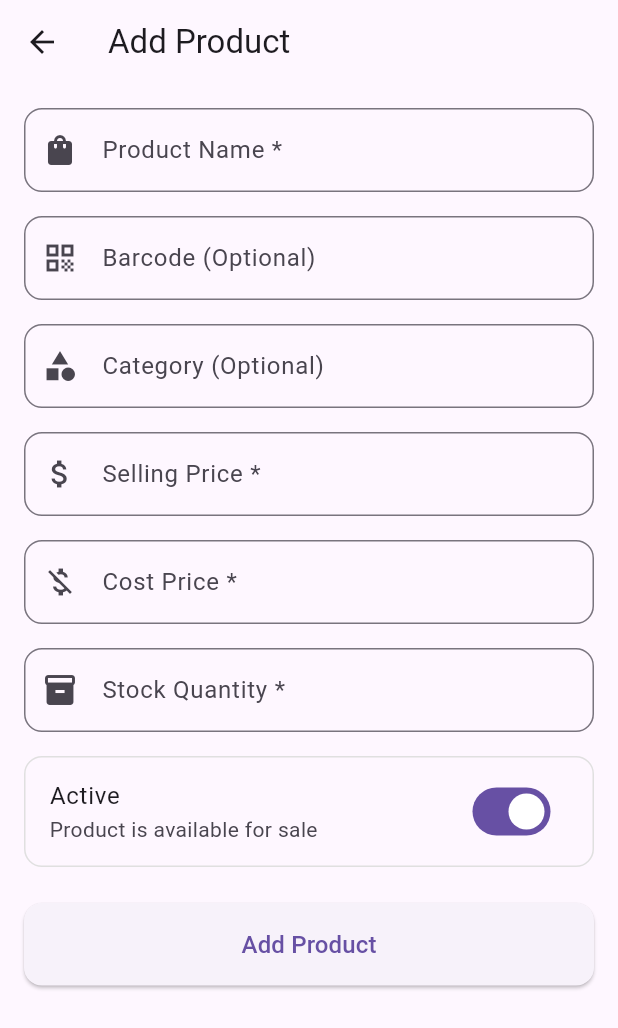
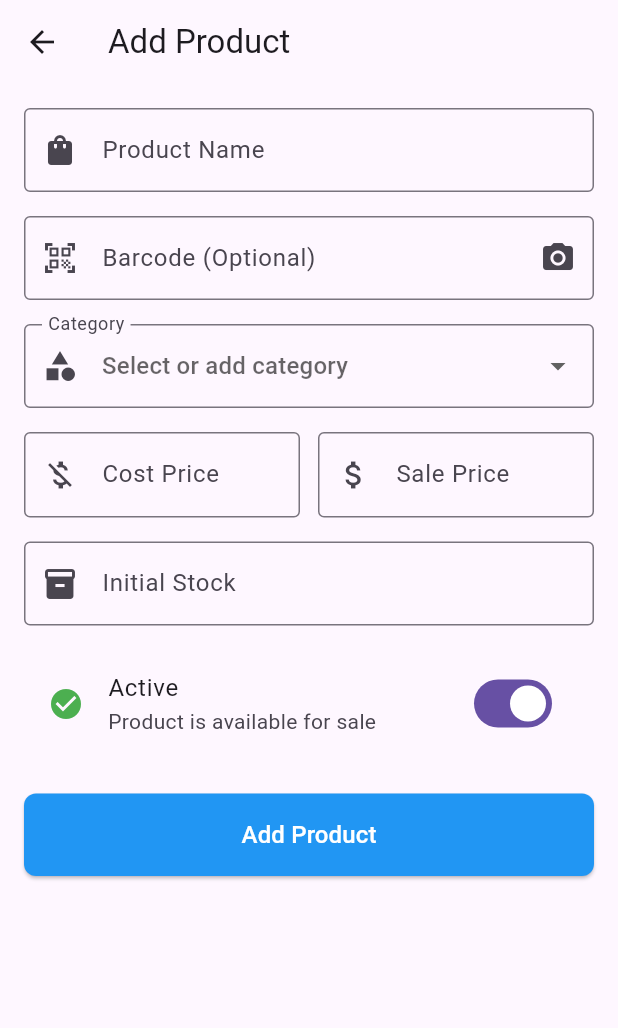
Before and after one commit to roy601/paypoint_mobile, a Flutter app: the AddProductScreen screen opened directly, on a phone screen of 412 x 824 dp. Shown: the top 1028 px of the screen. Run offline on Flutter 3.47's test engine with Material 3 defaults, Android fonts, the phone set to English and light mode, and no system bars; our stand-ins replace connectivity_plus, pdf, printing, share_plus, shared_preferences, sqflite and 1 more; accounts and stored records are empty.

Commit message:
fix: fixed saveproduct in add_product_screen.dart

```diff
--- a/lib/screens/add_product_screen.dart
+++ b/lib/screens/add_product_screen.dart
@@ -1,5 +1,4 @@
 import 'package:flutter/material.dart';
-import 'package:flutter/services.dart';
 import 'package:provider/provider.dart';
 import 'package:uuid/uuid.dart';
 import '../providers/product_provider.dart';
@@ -24,20 +23,103 @@ class _AddProductScreenState extends State<AddProductScreen> {
   final _stockController = TextEditingController();
   final _categoryController = TextEditingController();
 
+  String? _selectedCategory;
   bool _isActive = true;
   bool _isLoading = false;
+
+  // Default categories
+  final List<String> _defaultCategories = [
+    'Electronics',
+    'Clothing',
+    'Food & Beverages',
+    'Home & Garden',
+    'Sports',
+    'Books',
+    'Toys',
+    'Health & Beauty',
+    'Automotive',
+    'Other',
+  ];
+
+  List<String> _customCategories = [];
+  List<String> get _allCategories => [..._defaultCategories, ..._customCategories];
+
+  bool get isEditing => widget.product != null;
 
   @override
   void initState() {
     super.initState();
-    if (widget.product != null) {
+    _loadCustomCategories();
+
+    if (isEditing) {
       _nameController.text = widget.product!.name;
       _barcodeController.text = widget.product!.barcode ?? '';
       _priceController.text = widget.product!.price.toString();
       _costController.text = widget.product!.cost.toString();
       _stockController.text = widget.product!.stock.toString();
-      _categoryController.text = widget.product!.category ?? '';
+      _selectedCategory = widget.product!.category;
       _isActive = widget.product!.isActive;
+    }
+  }
+
+  Future<void> _loadCustomCategories() async {
+    final productProvider = Provider.of<ProductProvider>(context, listen: false);
+    final products = productProvider.products;
+
+    // Get unique categories from existing products
+    final categories = products
+        .where((p) => p.category != null && p.category!.isNotEmpty)
+        .map((p) => p.category!)
+        .toSet()
+        .where((cat) => !_defaultCategories.contains(cat))
+        .toList();
+
+    setState(() {
+      _customCategories = categories;
+    });
+  }
+
+  Future<void> _showAddCategoryDialog() async {
+    final controller = TextEditingController();
+
+    final result = await showDialog<String>(
+      context: context,
+      builder: (context) => AlertDialog(
+        title: const Text('Add New Category'),
+        content: TextField(
+          controller: controller,
+          decoration: const InputDecoration(
+            labelText: 'Category Name',
+            hintText: 'e.g., Furniture',
+            border: OutlineInputBorder(),
+          ),
+          textCapitalization: TextCapitalization.words,
+          autofocus: true,
+        ),
+        actions: [
+          TextButton(
+            onPressed: () => Navigator.pop(context),
+            child: const Text('Cancel'),
+          ),
+          ElevatedButton(
+            onPressed: () {
+              if (controller.text.trim().isNotEmpty) {
+                Navigator.pop(context, controller.text.trim());
+              }
+            },
+            child: const Text('Add'),
+          ),
+        ],
+      ),
+    );
+
+    if (result != null && result.isNotEmpty) {
+      setState(() {
+        if (!_allCategories.contains(result)) {
+          _customCategories.add(result);
+        }
+        _selectedCategory = result;
+      });
     }
   }
 
@@ -66,41 +148,32 @@ class _AddProductScreenState extends State<AddProductScreen> {
       final authProvider = Provider.of<AuthProvider>(context, listen: false);
 
       final product = Product(
-        id: widget.product?.id ?? const Uuid().v4(),
+        id: isEditing ? widget.product!.id : const Uuid().v4(),
         name: _nameController.text.trim(),
-        barcode: _barcodeController.text.trim().isEmpty
-            ? null
-            : _barcodeController.text.trim(),
+        barcode: _barcodeController.text.trim().isEmpty ? null : _barcodeController.text.trim(),
         price: double.parse(_priceController.text),
         cost: double.parse(_costController.text),
         stock: int.parse(_stockController.text),
-        category: _categoryController.text.trim().isEmpty
-            ? null
-            : _categoryController.text.trim(),
+        category: _selectedCategory,
+        imageUrl: null,
         isActive: _isActive,
-        createdAt: widget.product?.createdAt ?? DateTime.now(),
+        createdAt: isEditing ? widget.product!.createdAt : DateTime.now(),
       );
 
-      productProvider.setOrganizationId(authProvider.organizationId);
-
-      if (widget.product != null) {
+      if (isEditing) {
         await productProvider.updateProduct(product);
       } else {
         await productProvider.addProduct(product);
       }
 
       if (mounted) {
+        Navigator.pop(context, true);
         ScaffoldMessenger.of(context).showSnackBar(
           SnackBar(
-            content: Text(
-              widget.product != null
-                  ? 'Product updated successfully'
-                  : 'Product added successfully',
-            ),
+            content: Text(isEditing ? 'Product updated successfully' : 'Product added successfully'),
             backgroundColor: Colors.green,
           ),
         );
-        Navigator.pop(context, true);
       }
     } catch (e) {
       if (mounted) {
@@ -122,27 +195,25 @@ class _AddProductScreenState extends State<AddProductScreen> {
   Widget build(BuildContext context) {
     return Scaffold(
       appBar: AppBar(
-        title: Text(widget.product != null ? 'Edit Product' : 'Add Product'),
+        title: Text(isEditing ? 'Edit Product' : 'Add Product'),
       ),
-      body: SingleChildScrollView(
-        padding: const EdgeInsets.all(16.0),
-        child: Form(
+      body: Form(
         key: _formKey,
-          child: Column(
-            crossAxisAlignment: CrossAxisAlignment.stretch,
+        child: ListView(
+          padding: const EdgeInsets.all(16),
           children: [
             // Product Name
             TextFormField(
               controller: _nameController,
-                decoration: InputDecoration(
-                  labelText: 'Product Name *',
-                  prefixIcon: const Icon(Icons.shopping_bag),
-                  border: OutlineInputBorder(
-                    borderRadius: BorderRadius.circular(12),
+              decoration: const InputDecoration(
+                labelText: 'Product Name',
+                hintText: 'e.g., Samsung Galaxy S24',
+                prefixIcon: Icon(Icons.shopping_bag),
+                border: OutlineInputBorder(),
               ),
-                ),
+              textCapitalization: TextCapitalization.words,
               validator: (value) {
-                  if (value == null || value.isEmpty) {
+                if (value == null || value.trim().isEmpty) {
                   return 'Please enter product name';
                 }
                 return null;
@@ -155,95 +226,132 @@ class _AddProductScreenState extends State<AddProductScreen> {
               controller: _barcodeController,
               decoration: InputDecoration(
                 labelText: 'Barcode (Optional)',
-                  prefixIcon: const Icon(Icons.qr_code),
-                  border: OutlineInputBorder(
-                    borderRadius: BorderRadius.circular(12),
+                hintText: 'Scan or enter barcode',
+                prefixIcon: const Icon(Icons.qr_code_scanner),
+                border: const OutlineInputBorder(),
+                suffixIcon: IconButton(
+                  icon: const Icon(Icons.camera_alt),
+                  onPressed: () {
+                    // TODO: Open barcode scanner
+                    ScaffoldMessenger.of(context).showSnackBar(
+                      const SnackBar(content: Text('Barcode scanner coming soon!')),
+                    );
+                  },
                 ),
               ),
+              keyboardType: TextInputType.number,
             ),
             const SizedBox(height: 16),
 
-              // Category
-              TextFormField(
-                controller: _categoryController,
-                decoration: InputDecoration(
-                  labelText: 'Category (Optional)',
-                  prefixIcon: const Icon(Icons.category),
-                  border: OutlineInputBorder(
-                    borderRadius: BorderRadius.circular(12),
+            // Category Dropdown with Add Option
+            DropdownButtonFormField<String>(
+              value: _selectedCategory,
+              decoration: const InputDecoration(
+                labelText: 'Category',
+                prefixIcon: Icon(Icons.category),
+                border: OutlineInputBorder(),
+              ),
+              hint: const Text('Select or add category'),
+              items: [
+                ..._allCategories.map((category) {
+                  return DropdownMenuItem(
+                    value: category,
+                    child: Text(category),
+                  );
+                }),
+                const DropdownMenuItem(
+                  value: '__add_new__',
+                  child: Row(
+                    children: [
+                      Icon(Icons.add_circle, color: Colors.blue, size: 20),
+                      SizedBox(width: 8),
+                      Text(
+                        'Add New Category',
+                        style: TextStyle(
+                          color: Colors.blue,
+                          fontWeight: FontWeight.bold,
                         ),
                       ),
+                    ],
+                  ),
+                ),
+              ],
+              onChanged: (value) {
+                if (value == '__add_new__') {
+                  _showAddCategoryDialog();
+                } else {
+                  setState(() {
+                    _selectedCategory = value;
+                  });
+                }
+              },
             ),
             const SizedBox(height: 16),
 
-              // Price
-              TextFormField(
-                controller: _priceController,
+            // Price and Cost
+            Row(
+              children: [
+                Expanded(
+                  child: TextFormField(
+                    controller: _costController,
+                    decoration: const InputDecoration(
+                      labelText: 'Cost Price',
+                      hintText: '0.00',
+                      prefixIcon: Icon(Icons.money_off),
+                      prefixText: '৳ ',
+                      border: OutlineInputBorder(),
+                    ),
                     keyboardType: TextInputType.number,
-                inputFormatters: [
-                  FilteringTextInputFormatter.allow(RegExp(r'^\d+\.?\d{0,2}')),
-                ],
-                decoration: InputDecoration(
-                  labelText: 'Selling Price *',
-                  prefixIcon: const Icon(Icons.attach_money),
-                  border: OutlineInputBorder(
-                    borderRadius: BorderRadius.circular(12),
-                  ),
-                ),
                     validator: (value) {
-                  if (value == null || value.isEmpty) {
-                    return 'Please enter selling price';
+                      if (value == null || value.trim().isEmpty) {
+                        return 'Required';
                       }
                       if (double.tryParse(value) == null) {
-                    return 'Please enter a valid number';
+                        return 'Invalid';
                       }
                       return null;
                     },
                   ),
-              const SizedBox(height: 16),
-
-              // Cost
-              TextFormField(
-                controller: _costController,
+                ),
+                const SizedBox(width: 12),
+                Expanded(
+                  child: TextFormField(
+                    controller: _priceController,
+                    decoration: const InputDecoration(
+                      labelText: 'Sale Price',
+                      hintText: '0.00',
+                      prefixIcon: Icon(Icons.attach_money),
+                      prefixText: '৳ ',
+                      border: OutlineInputBorder(),
+                    ),
                     keyboardType: TextInputType.number,
-                inputFormatters: [
-                  FilteringTextInputFormatter.allow(RegExp(r'^\d+\.?\d{0,2}')),
-                ],
-                decoration: InputDecoration(
-                  labelText: 'Cost Price *',
-                  prefixIcon: const Icon(Icons.money_off),
-                  border: OutlineInputBorder(
-                    borderRadius: BorderRadius.circular(12),
-                  ),
-                ),
                     validator: (value) {
-                  if (value == null || value.isEmpty) {
-                    return 'Please enter cost price';
+                      if (value == null || value.trim().isEmpty) {
+                        return 'Required';
                       }
                       if (double.tryParse(value) == null) {
-                    return 'Please enter a valid number';
+                        return 'Invalid';
                       }
                       return null;
                     },
+                  ),
+                ),
+              ],
             ),
             const SizedBox(height: 16),
 
             // Stock
             TextFormField(
               controller: _stockController,
+              decoration: const InputDecoration(
+                labelText: 'Initial Stock',
+                hintText: '0',
+                prefixIcon: Icon(Icons.inventory),
+                border: OutlineInputBorder(),
+              ),
               keyboardType: TextInputType.number,
-                inputFormatters: [
-                  FilteringTextInputFormatter.digitsOnly,
-                ],
-                decoration: InputDecoration(
-                  labelText: 'Stock Quantity *',
-                  prefixIcon: const Icon(Icons.inventory),
-                  border: OutlineInputBorder(
-                    borderRadius: BorderRadius.circular(12),
-                  ),
-                ),
               validator: (value) {
-                  if (value == null || value.isEmpty) {
+                if (value == null || value.trim().isEmpty) {
                   return 'Please enter stock quantity';
                 }
                 if (int.tryParse(value) == null) {
@@ -257,16 +365,16 @@ class _AddProductScreenState extends State<AddProductScreen> {
             // Active Status
             SwitchListTile(
               title: const Text('Active'),
-                subtitle: const Text('Product is available for sale'),
+              subtitle: Text(_isActive ? 'Product is available for sale' : 'Product is hidden'),
               value: _isActive,
               onChanged: (value) {
                 setState(() {
                   _isActive = value;
                 });
               },
-                shape: RoundedRectangleBorder(
-                  borderRadius: BorderRadius.circular(12),
-                  side: BorderSide(color: Colors.grey[300]!),
+              secondary: Icon(
+                _isActive ? Icons.check_circle : Icons.cancel,
+                color: _isActive ? Colors.green : Colors.red,
               ),
             ),
             const SizedBox(height: 24),
@@ -275,9 +383,11 @@ class _AddProductScreenState extends State<AddProductScreen> {
             ElevatedButton(
               onPressed: _isLoading ? null : _saveProduct,
               style: ElevatedButton.styleFrom(
+                backgroundColor: Colors.blue,
+                foregroundColor: Colors.white,
                 padding: const EdgeInsets.symmetric(vertical: 16),
                 shape: RoundedRectangleBorder(
-                    borderRadius: BorderRadius.circular(12),
+                  borderRadius: BorderRadius.circular(8),
                 ),
               ),
               child: _isLoading
@@ -286,17 +396,17 @@ class _AddProductScreenState extends State<AddProductScreen> {
                 width: 20,
                 child: CircularProgressIndicator(
                   strokeWidth: 2,
+                  color: Colors.white,
                 ),
               )
                   : Text(
-                  widget.product != null ? 'Update Product' : 'Add Product',
+                isEditing ? 'Update Product' : 'Add Product',
                 style: const TextStyle(fontSize: 16),
               ),
             ),
           ],
         ),
       ),
-      ),
     );
   }
 }
--- a/pubspec.yaml
+++ b/pubspec.yaml
@@ -58,7 +58,7 @@ dependencies:
 
   # File Sharing
   share_plus: ^7.2.1
-
+  mobile_scanner: ^5.1.1
 dev_dependencies:
   flutter_test:
     sdk: flutter
```
Also changed, not shown: lib/screens/products_screen.dart (+12 -1 lines). Lines whose indentation alone changed are shown as unchanged.
